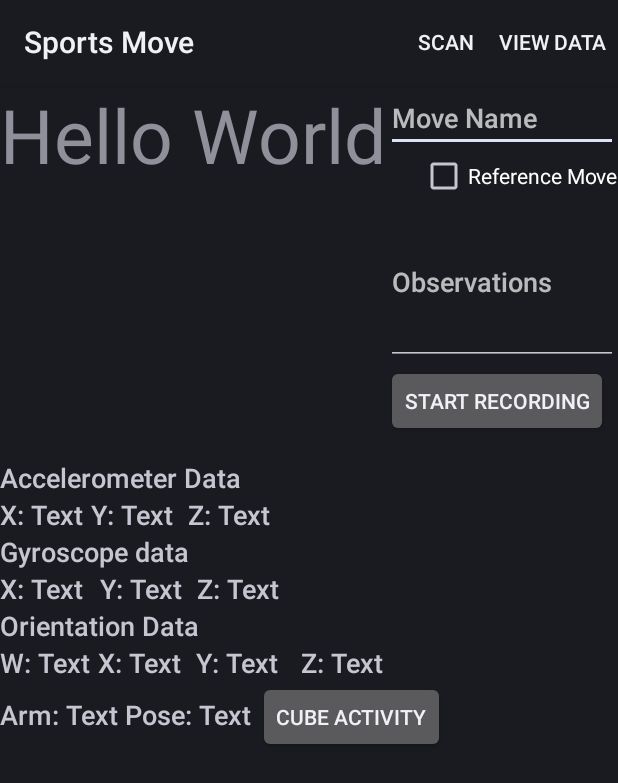
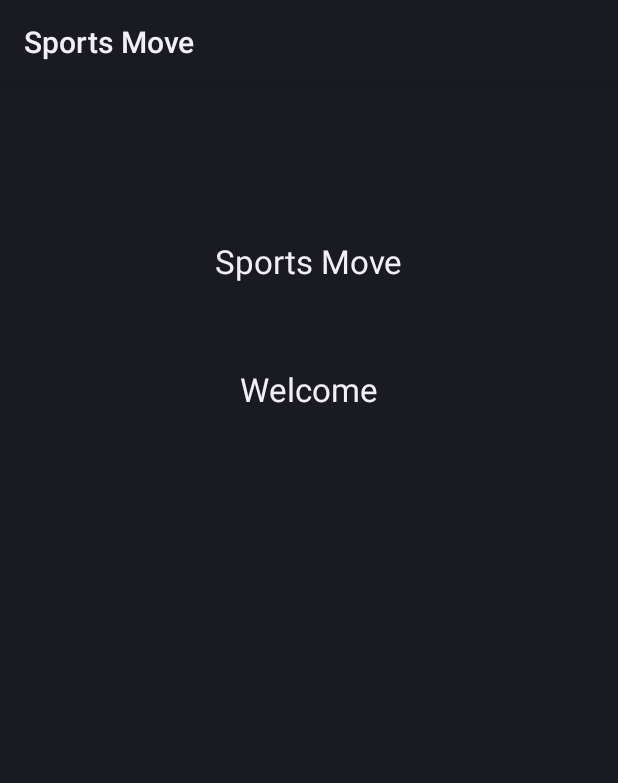
Before and after one commit to NoNameGuy/ProjectoFinal, an Android app: the first screen one second after launch (MainActivity before the commit, SplashScreen after it), on a phone screen of 412 x 824 dp. Shown: the top 783 px of the screen. Run offline under Robolectric (Android 15) with nearby library versions, the phone set to English and light mode, and no system bars.

Commit message:
New Layouts
Layouts for the different actions

```diff
--- /dev/null
+++ b/myo-android-sdk-0.10.0/Projecto/samples/Projecto/src/main/java/com/thalmic/android/sample/helloworld/SplashScreen.java
@@ -0,0 +1,23 @@
+package com.thalmic.android.sample.helloworld;
+
+import android.app.Activity;
+import android.content.Intent;
+import android.os.Bundle;
+import android.os.Handler;
+
+public class SplashScreen extends Activity {
+
+    @Override
+    protected void onCreate(Bundle savedInstanceState) {
+        super.onCreate(savedInstanceState);
+        setContentView(R.layout.activity_splash_screen);
+
+        int secondsDelayed = 1;
+        new Handler().postDelayed(new Runnable() {
+            public void run() {
+                startActivity(new Intent(SplashScreen.this, UserType.class));
+                finish();
+            }
+        }, secondsDelayed * 1000);
+    }
+}
--- /dev/null
+++ b/myo-android-sdk-0.10.0/Projecto/samples/Projecto/src/main/res/layout/activity_splash_screen.xml
@@ -0,0 +1,31 @@
+<?xml version="1.0" encoding="utf-8"?>
+<RelativeLayout xmlns:android="http://schemas.android.com/apk/res/android"
+    xmlns:tools="http://schemas.android.com/tools"
+    android:layout_width="match_parent"
+    android:layout_height="match_parent"
+    android:paddingBottom="@dimen/activity_vertical_margin"
+    android:paddingLeft="@dimen/activity_horizontal_margin"
+    android:paddingRight="@dimen/activity_horizontal_margin"
+    android:paddingTop="@dimen/activity_vertical_margin"
+    tools:context="com.thalmic.android.sample.helloworld.SplashScreen">
+
+    <TextView
+        android:layout_width="wrap_content"
+        android:layout_height="wrap_content"
+        android:textAppearance="?android:attr/textAppearanceLarge"
+        android:text="@string/sport_move"
+        android:id="@+id/textView15"
+        android:layout_alignParentTop="true"
+        android:layout_centerHorizontal="true"
+        android:layout_marginTop="87dp" />
+
+    <TextView
+        android:layout_width="wrap_content"
+        android:layout_height="wrap_content"
+        android:textAppearance="?android:attr/textAppearanceLarge"
+        android:text="@string/welcome"
+        android:id="@+id/textView17"
+        android:layout_below="@+id/textView15"
+        android:layout_centerHorizontal="true"
+        android:layout_marginTop="56dp" />
+</RelativeLayout>
--- a/myo-android-sdk-0.10.0/Projecto/samples/Projecto/src/main/res/values/strings.xml
+++ b/myo-android-sdk-0.10.0/Projecto/samples/Projecto/src/main/res/values/strings.xml
@@ -20,5 +20,11 @@
     <string name="accelerometer">Accelerometer</string>
     <string name="gyroscope">Gyroscope</string>
     <string name="orientation">Orientation</string>
+    <string name="welcome">Welcome</string>
+    <string name="areYou">Are you</string>
+    <string name="student">Student</string>
+    <string name="teacher">Teacher</string>
+    <string name="createMove">Create Move</string>
+    <string name="savedMoves">Saved Moves</string>
 
 </resources>
```
Also changed, not shown: myo-android-sdk-0.10.0/Projecto/samples/Projecto/src/main/AndroidManifest.xml (+8 -2 lines), myo-android-sdk-0.10.0/Projecto/samples/Projecto/src/main/java/com/thalmic/android/sample/helloworld/MoveActions.java (added, +13 -0 lines), myo-android-sdk-0.10.0/Projecto/samples/Projecto/src/main/java/com/thalmic/android/sample/helloworld/MoveList.java (added, +13 -0 lines), myo-android-sdk-0.10.0/Projecto/samples/Projecto/src/main/java/com/thalmic/android/sample/helloworld/MoveOption.java (added, +25 -0 lines), myo-android-sdk-0.10.0/Projecto/samples/Projecto/src/main/java/com/thalmic/android/sample/helloworld/PlaybackMove.java (added, +24 -0 lines), myo-android-sdk-0.10.0/Projecto/samples/Projecto/src/main/java/com/thalmic/android/sample/helloworld/UserType.java (added, +25 -0 lines), myo-android-sdk-0.10.0/Projecto/samples/Projecto/src/main/res/layout/activity_move_actions.xml (added, +48 -0 lines), myo-android-sdk-0.10.0/Projecto/samples/Projecto/src/main/res/layout/activity_move_list.xml (added, +21 -0 lines), myo-android-sdk-0.10.0/Projecto/samples/Projecto/src/main/res/layout/activity_move_option.xml (added, +30 -0 lines), myo-android-sdk-0.10.0/Projecto/samples/Projecto/src/main/res/layout/activity_playback_move.xml (added, +79 -0 lines), myo-android-sdk-0.10.0/Projecto/samples/Projecto/src/main/res/layout/activity_user_type.xml (added, +41 -0 lines), 126 other files.
